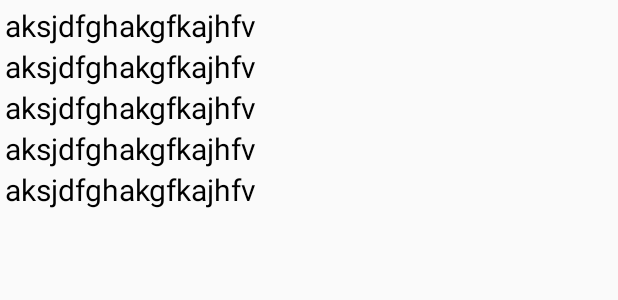
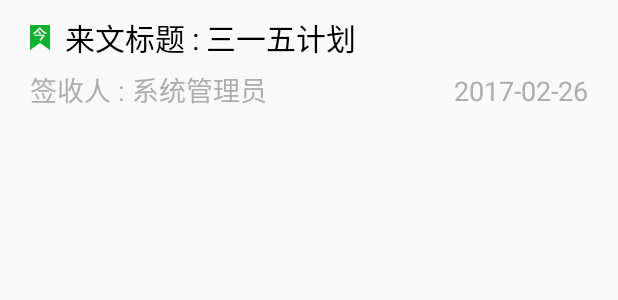
Before and after one commit to sfgjys/Office_System, an Android app: the layout item_form_list.xml on its own in the app's theme, with its tools: preview values and no code run, on a phone screen of 412 x 824 dp. Shown: the top 300 px of the screen. Run offline under Robolectric (Android 15) with nearby library versions, the phone set to English and light mode, and no system bars.

Commit message:
六个流程列表item界面设计完成

```diff
--- a/app/src/main/res/layout/item_form_list.xml
+++ b/app/src/main/res/layout/item_form_list.xml
@@ -3,45 +3,48 @@
     android:layout_width="match_parent"
     android:layout_height="match_parent"
     android:orientation="vertical"
-    android:padding="3dp">
+    android:paddingBottom="10dp"
+    android:paddingLeft="20dp"
+    android:paddingRight="20dp"
+    android:paddingTop="10dp">
 
-    <TextView
-        android:id="@+id/tv_item_form_list_creator"
-        android:layout_width="wrap_content"
-        android:layout_height="wrap_content"
-        android:text="aksjdfghakgfkajhfv"
-        android:textColor="@color/black"
-        android:textSize="20dp" />
+    <!--
+        android:text="来文标题 : 三一五计划"  (发文标题) (请假标题) (申请标题)  (某某的工作计划)
 
-    <TextView
-        android:id="@+id/tv_item_form_list_process_name"
-        android:layout_width="wrap_content"
-        android:layout_height="wrap_content"
-        android:text="aksjdfghakgfkajhfv"
-        android:textColor="@color/black"
-        android:textSize="20dp" />
-
-    <TextView
-        android:id="@+id/tv_item_form_list_task_create_time"
-        android:layout_width="wrap_content"
-        android:layout_height="wrap_content"
-        android:text="aksjdfghakgfkajhfv"
-        android:textColor="@color/black"
-        android:textSize="20dp" />
-
-    <TextView
-        android:id="@+id/tv_item_form_list_task_name"
-        android:layout_width="wrap_content"
-        android:layout_height="wrap_content"
-        android:text="aksjdfghakgfkajhfv"
-        android:textColor="@color/black"
-        android:textSize="20dp" />
+        android:text="签收人 : 系统管理员"   (拟稿人) (请假人) (申请人)
+        -->
 
     <TextView
         android:id="@+id/tv_item_form_list_task_variable"
         android:layout_width="wrap_content"
         android:layout_height="wrap_content"
-        android:text="aksjdfghakgfkajhfv"
+        android:drawableLeft="@mipmap/form_list_left_small_icon_today"
+        android:drawablePadding="10dp"
+        android:text="来文标题 : 三一五计划"
         android:textColor="@color/black"
         android:textSize="20dp" />
+
+    <LinearLayout
+        android:layout_width="match_parent"
+        android:layout_height="wrap_content"
+        android:layout_marginTop="6dp"
+        android:orientation="horizontal">
+
+        <TextView
+            android:id="@+id/tv_item_form_list_creator"
+            android:layout_width="0dp"
+            android:layout_height="wrap_content"
+            android:layout_weight="1"
+            android:text="签收人 : 系统管理员"
+            android:textColor="@color/main_bottom_gray"
+            android:textSize="18dp" />
+
+        <TextView
+            android:id="@+id/tv_item_form_list_task_create_time"
+            android:layout_width="wrap_content"
+            android:layout_height="wrap_content"
+            android:text="2017-02-26"
+            android:textColor="@color/main_bottom_gray"
+            android:textSize="18dp" />
+    </LinearLayout>
 </LinearLayout>
```
Also changed, not shown: app/src/main/java/com/minlu/office_system/holder/FormListHolder.java (+61 -14 lines), baselibrary/src/main/java/com/minlu/baselibrary/util/TimeTool.java (+8 -0 lines), app/src/main/res/mipmap-hdpi/form_list_left_small_icon_before_yesterday.png (added), app/src/main/res/mipmap-hdpi/form_list_left_small_icon_today.png (added), app/src/main/res/mipmap-hdpi/form_list_left_small_icon_yesterday.png (added).
